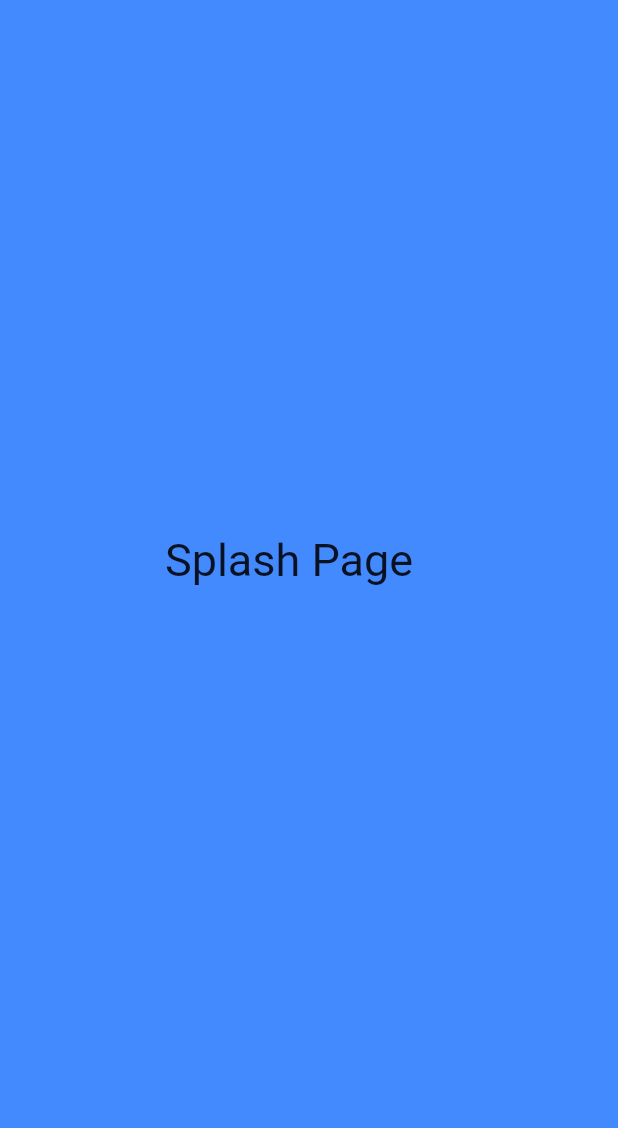
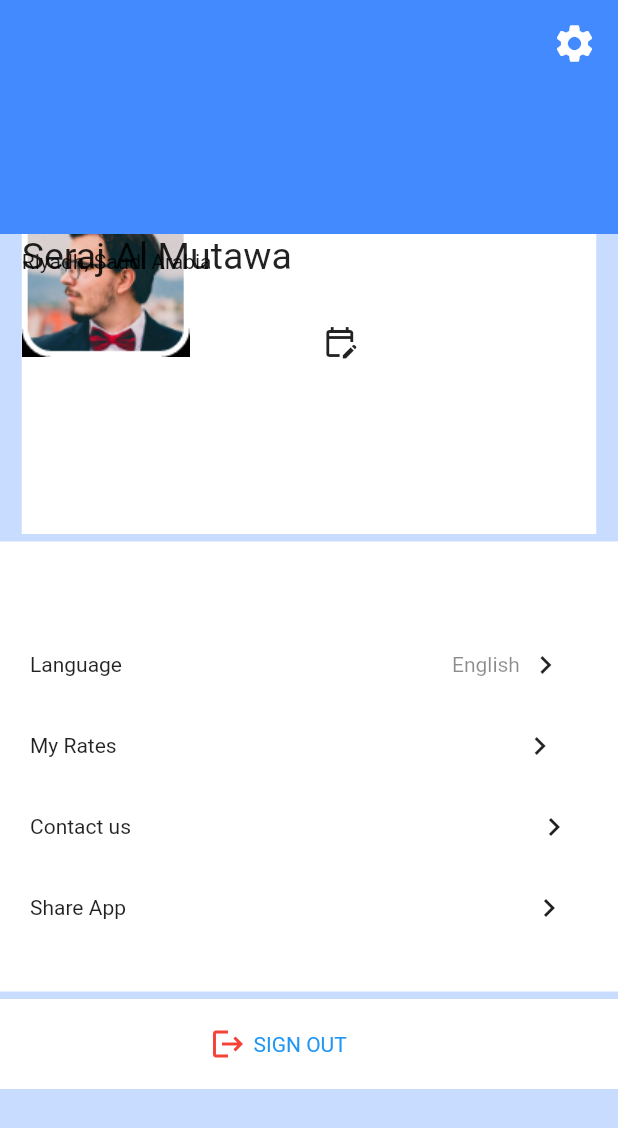
Before and after one commit to AsmaSyam/final_flutter_project, a Flutter app: the screen it shows after launch, on a phone screen of 412 x 824 dp. Shown: the top 1128 px of the screen. Run offline on Flutter 3.47's test engine with Material 2 defaults, Android fonts, the phone set to English and light mode, and no system bars; our stand-ins replace get_storage, shared_preferences.

Commit message:
Update ProfilePage | detailsPage

```diff
--- a/lib/main.dart
+++ b/lib/main.dart
@@ -1,4 +1,5 @@
 import 'package:final_flutter_project/prfProvider.dart';
+import 'package:final_flutter_project/profile-activity.dart';
 import 'package:final_flutter_project/shared_pref_controller.dart';
 import 'package:final_flutter_project/splash_activity.dart';
 import 'package:flutter/material.dart';
@@ -6,7 +7,9 @@ import 'package:flutter_localizations/flutter_localizations.dart';
 import 'package:get_storage/get_storage.dart';
 import 'package:provider/provider.dart';
 
+import 'filled-activity.dart';
 import 'home_activity.dart';
+import 'item-details-activity.dart';
 import 'login_activity.dart';
 import 'on_boarding.dart';
 import 'on_boarding2.dart';
@@ -52,7 +55,7 @@ class MyApp extends StatelessWidget {
         theme: ThemeData(
           primarySwatch: Colors.blue,
         ),
-        home: SplashActivity(),
+        home: ProfileActivity(),
       ),
     );
   }
--- /dev/null
+++ b/lib/profile-activity.dart
@@ -0,0 +1,148 @@
+import 'package:flutter/material.dart';
+class ProfileActivity extends StatefulWidget {
+  const ProfileActivity({Key? key}) : super(key: key);
+
+  @override
+  State<ProfileActivity> createState() => _ProfileActivityState();
+}
+
+class _ProfileActivityState extends State<ProfileActivity> {
+  @override
+  Widget build(BuildContext context) {
+    return Scaffold(
+      backgroundColor: Colors.blueAccent,
+      appBar: AppBar(
+        backgroundColor: Colors.transparent,
+        elevation: 0,
+        actions: [Padding(
+          padding: const EdgeInsets.all(14.0),
+          child: Icon(Icons.settings, size: 30,),
+        )] ,
+      ),
+      body: Padding(
+          padding: const EdgeInsets.only(top: 100),
+          child: DecoratedBox(
+              decoration: BoxDecoration(
+              borderRadius: BorderRadius.circular(25),
+            ),
+            child: Center(
+              child: Container(
+                color: Colors.white70,
+                child: Column(
+                  children: [
+                    Container(
+                      width: 383,
+                      height: 200,
+                      color: Colors.white,
+                      child: Stack(
+                        children: [
+                          Positioned(
+                            top: -30,
+                            child:Image.asset("images/img_13.png"),
+
+                          ),
+                          Padding(
+                            padding: const EdgeInsets.only(top: 60 , left: 200),
+                            child: Icon(Icons.edit_calendar_outlined),
+                          ) ,
+                          Text("Seraj Al Mutawa" , style: TextStyle(fontSize: 25),) ,
+                          Padding(
+                            padding: const EdgeInsets.only(top: 10),
+                            child: Text("Riyadh, Saudi Arabia"),
+                          ) ,
+                        ],
+                      ),
+                    ) ,
+                    Padding(
+                      padding: const EdgeInsets.only(top: 5),
+                      child: Container(
+                        height: 300,
+                        color: Colors.white,
+                        child: Column(
+                          children: [
+                            Row(
+                              children: [
+                                Padding(
+                                  padding: const EdgeInsets.only(top: 70 , left: 20),
+                                  child: Text("Language"),
+                                ) ,
+                                Padding(
+                                  padding: const EdgeInsets.only(top: 70 , left: 220),
+                                  child: Text("English" , style: TextStyle(color: Colors.black45),),
+                                ) ,
+                                Padding(
+                                  padding: const EdgeInsets.only(top: 70 , left: 5),
+                                  child: Icon(Icons.navigate_next),
+                                ),
+                              ],
+                            ) ,
+                            Row(
+                              children: [
+                                Padding(
+                                  padding: const EdgeInsets.only(top: 30 , left: 20),
+                                  child: Text("My Rates"),
+                                ) ,
+                                Padding(
+                                  padding: const EdgeInsets.only(top: 30 , left: 270),
+                                  child: Icon(Icons.navigate_next),
+                                ),
+                              ],
+                            ),
+                            Row(
+                              children: [
+                                Padding(
+                                  padding: const EdgeInsets.only(top: 30 , left: 20),
+                                  child: Text("Contact us"),
+                                ) ,
+                                Padding(
+                                  padding: const EdgeInsets.only(top: 30 , left: 270),
+                                  child: Icon(Icons.navigate_next),
+                                ),
+                              ],
+                            ),
+                            Row(
+                              children: [
+                                Padding(
+                                  padding: const EdgeInsets.only(top: 30 , left: 20),
+                                  child: Text("Share App"),
+                                ) ,
+                                Padding(
+                                  padding: const EdgeInsets.only(top: 30 , left: 270),
+                                  child: Icon(Icons.navigate_next),
+                                ),
+                              ],
+                            )
+                          ],
+                        ),
+                      ),
+                    ) ,
+                    Padding(
+                      padding: const EdgeInsets.only(top: 5),
+                      child: Container(
+                        height: 60,
+                        color: Colors.white,
+                        child: Row(
+                          children: [
+                            Padding(
+                              padding: const EdgeInsets.only(left: 140),
+                              child: Icon(Icons.logout , color: Colors.red,),
+                            ),
+                            Padding(
+                              padding: const EdgeInsets.only(left: 5),
+                              child: Text("SIGN OUT" , style: TextStyle(color: Colors.blue),),
+                            )
+                          ],
+                        ),
+                      ),
+                    )
+                  ],
+                ),
+
+              ),
+            ),
+
+          )
+      ),
+    );
+  }
+}
--- a/pubspec.yaml
+++ b/pubspec.yaml
@@ -82,6 +82,7 @@ flutter:
   - images/img_11.png
   - images/img_12.png
   - images/img_14.png
+  - images/img_13.png
   - images/logo.png
 
   # An image asset can refer to one or more resolution-specific "variants", see
```
Also changed, not shown: lib/filled-activity.dart (added, +63 -0 lines), lib/item-details-activity.dart (added, +54 -0 lines), images/img_13.png (added), images/img_15.png (added).
